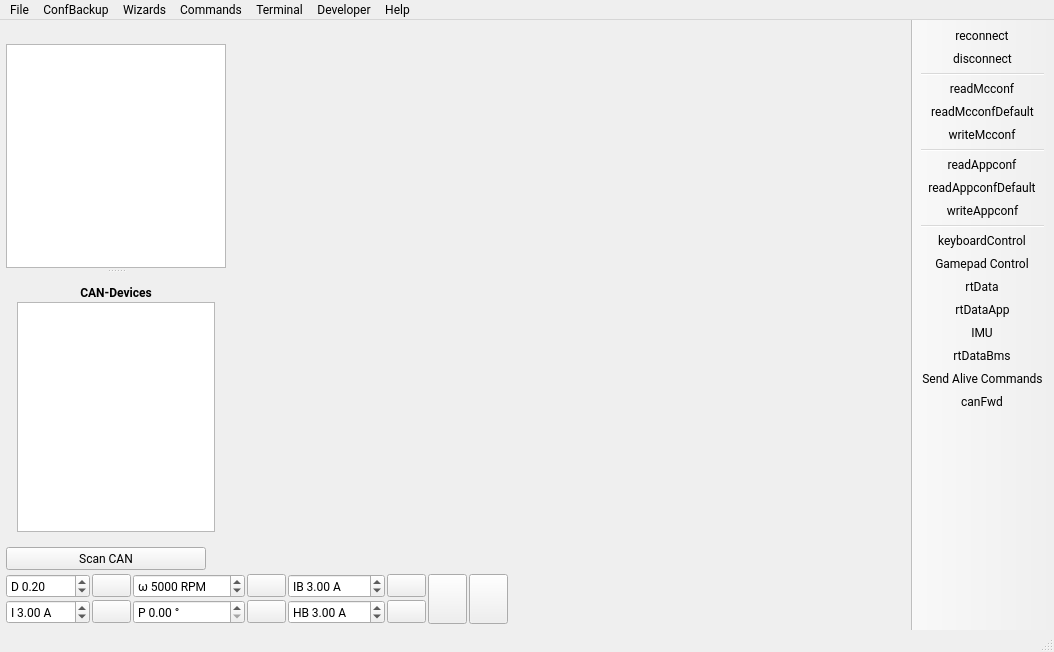
This is mainwindow.ui in vedderb/vesc_tool as Qt 5 draws it before an edit. The edited form follows.
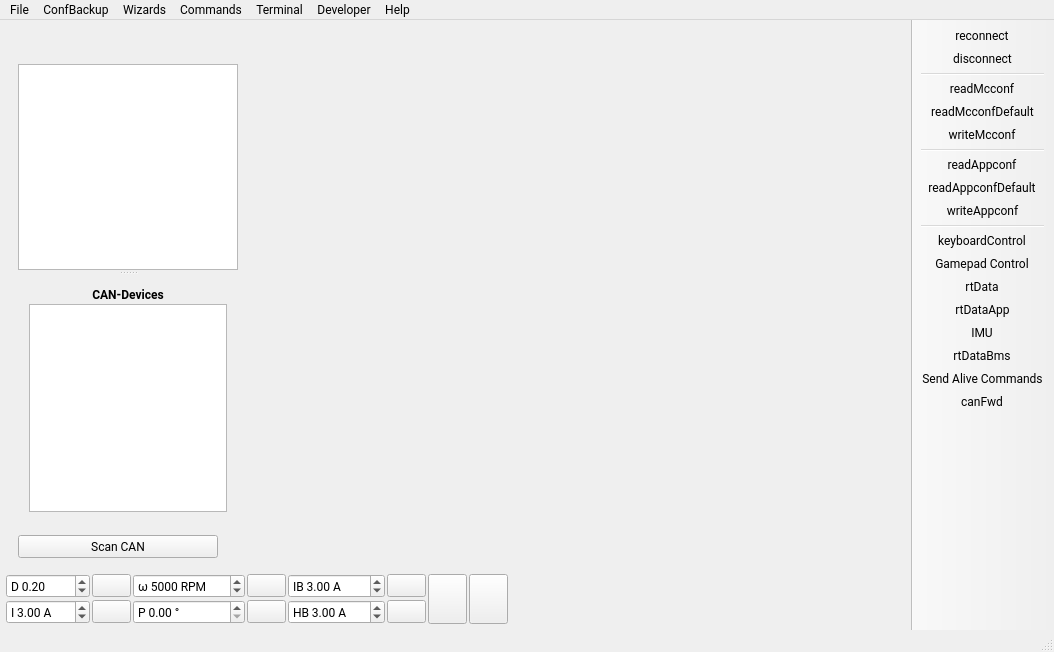
This is the edited form. Icons and pictures are not drawn. Custom widgets are drawn as their Qt base class.

What changed in the file:
```diff
--- a/mainwindow.ui
+++ b/mainwindow.ui
@@ -47,7 +47,19 @@
       <item>
        <layout class="QVBoxLayout" name="verticalLayout_2">
         <property name="spacing">
-         <number>4</number>
+         <number>12</number>
+        </property>
+        <property name="leftMargin">
+         <number>12</number>
+        </property>
+        <property name="topMargin">
+         <number>12</number>
+        </property>
+        <property name="rightMargin">
+         <number>0</number>
+        </property>
+        <property name="bottomMargin">
+         <number>12</number>
         </property>
         <item>
          <widget class="QLabel" name="pageLabel">
```
Left out of the diff: 6 changed lines with no effect on the pictures.
